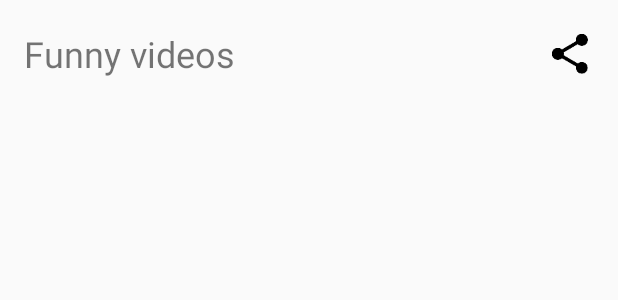
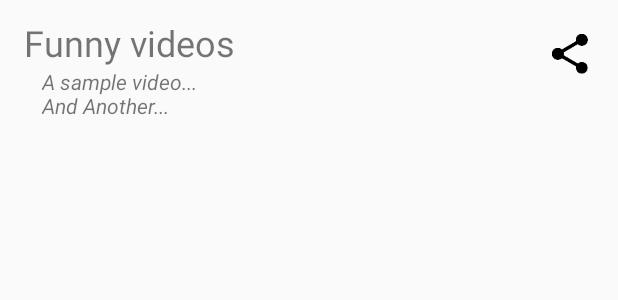
Before and after one commit to mozilla-mobile/nmx-video-prototypes, an Android app: the layout playlist_item.xml on its own in the app's theme, with its tools: preview values and no code run, on a phone screen of 412 x 824 dp. Shown: the top 300 px of the screen. Run offline under Robolectric (Android 15) with nearby library versions, the light colour scheme and no system bars.

Commit message:
Improve app UI.

```diff
--- a/app/src/main/java/org/mozilla/prototypevideoplaylists/ViewSinglePlaylistActivity.kt
+++ b/app/src/main/java/org/mozilla/prototypevideoplaylists/ViewSinglePlaylistActivity.kt
@@ -66,7 +66,7 @@ class ViewSinglePlaylistActivity : AppCompatActivity() {
 
         val playlistFirebaseRef = getFirebaseRefForUserID(playlist.userID).child(playlist.playlistID)
         adapter = ViewSinglePlaylistAdapter(playlistFirebaseRef, onTitleUpdate = {
-            toolbar.title = it
+            toolbar.title = "Playlist: ${it}" // todo: l10n
         }, onVideoSelected = { title, url ->
             val browserIntent = Intent(Intent.ACTION_VIEW, Uri.parse(url)) // todo: ensure http present?
             startActivity(browserIntent) // todo: helper fn.
--- a/app/src/main/java/org/mozilla/prototypevideoplaylists/ViewSinglePlaylistView.kt
+++ b/app/src/main/java/org/mozilla/prototypevideoplaylists/ViewSinglePlaylistView.kt
@@ -17,6 +17,7 @@ import com.google.firebase.database.ValueEventListener
 
 class ViewSinglePlaylistViewHolder(val rootView: View) : RecyclerView.ViewHolder(rootView) {
     val videoTitleView = rootView.findViewById(R.id.videoTitleView) as TextView
+    val videoURLView = rootView.findViewById(R.id.videoURLView) as TextView
 }
 
 // Note: it's kind of weird we do title updates here - we might want to move it to the activity.
@@ -35,6 +36,7 @@ class ViewSinglePlaylistAdapter(private val firebaseRef: DatabaseReference,
         val item = playlist.items[position]
         holder.rootView.tag = item
         holder.videoTitleView.text = item.title
+        holder.videoURLView.text = item.uri
     }
 
     override fun getItemCount(): Int = playlist.items.size
--- a/app/src/main/res/layout/playlist_item.xml
+++ b/app/src/main/res/layout/playlist_item.xml
@@ -13,14 +13,33 @@
               android:layout_marginBottom="12dp"
 >
 
-    <TextView
-            android:id="@+id/playlistTitleView"
-            android:layout_width="match_parent"
+    <LinearLayout
+            android:layout_width="0dp"
             android:layout_height="wrap_content"
             android:layout_weight="1"
+            android:orientation="vertical"
             android:layout_gravity="center_vertical"
-            android:textSize="24sp"
-            tools:text="Funny videos"/>
+    >
+
+        <TextView
+                android:id="@+id/playlistTitleView"
+                android:layout_width="match_parent"
+                android:layout_height="wrap_content"
+                android:textSize="24sp"
+                tools:text="Funny videos"/>
+
+        <TextView
+                android:id="@+id/playlistItemsView"
+                android:layout_width="match_parent"
+                android:layout_height="wrap_content"
+                android:layout_marginLeft="12dp"
+                android:layout_gravity="center_vertical"
+                android:textSize="14sp"
+                android:textStyle="italic"
+                android:maxLines="3"
+                tools:text="A sample video...\nAnd Another..."/>
+
+    </LinearLayout>
 
     <ImageView
             android:id="@+id/playlistShareView"
```
Also changed, not shown: app/src/main/java/org/mozilla/prototypevideoplaylists/AllPlaylistsView.kt (+11 -1 lines), app/src/main/res/layout/video_item.xml (+21 -7 lines).
